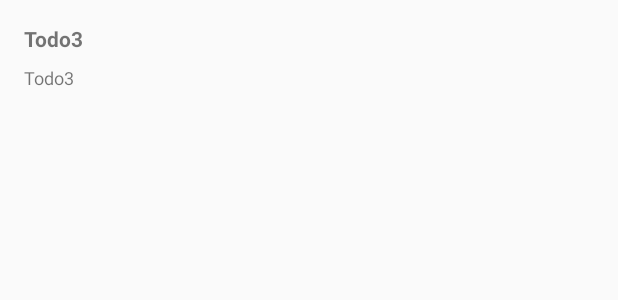
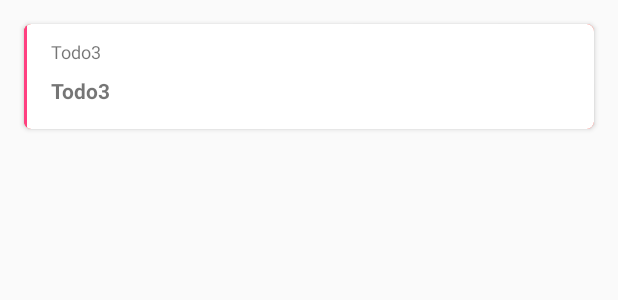
Before and after one commit to sunnyjain/Todo, an Android app: the layout item_task_view.xml on its own in the app's theme, with its tools: preview values and no code run, on a phone screen of 412 x 824 dp. Shown: the top 300 px of the screen. Run offline under Robolectric (Android 15) with nearby library versions, the phone set to English and light mode, and no system bars.

Commit message:
certain UI Changes in the task list view

```diff
--- a/app/build.gradle
+++ b/app/build.gradle
@@ -73,6 +73,7 @@ dependencies {
     implementation "io.reactivex.rxjava2:rxandroid:$rxAndroid"
 
     implementation 'com.facebook.stetho:stetho:1.5.0'
+    implementation 'com.android.support:cardview-v7:28.0.0-rc01'
 }
 repositories {
     mavenCentral()
--- a/app/src/main/java/com/example/sunnyjain/todo3/adapter/TaskListAdapter.kt
+++ b/app/src/main/java/com/example/sunnyjain/todo3/adapter/TaskListAdapter.kt
@@ -32,5 +32,6 @@ class TaskListAdapter @Inject constructor(val taskListView: TasksListView) : Rec
         // Holds the TextView that will add each animal to
         val title = view.title!!
         val description = view.description!!
+        public var viewForeground = view.deleteTodo!!
     }
 }
--- a/app/src/main/res/layout/item_task_view.xml
+++ b/app/src/main/res/layout/item_task_view.xml
@@ -1,30 +1,69 @@
 <?xml version="1.0" encoding="utf-8"?>
-<LinearLayout
-    xmlns:android="http://schemas.android.com/apk/res/android"
+<android.support.v7.widget.CardView xmlns:android="http://schemas.android.com/apk/res/android"
+    xmlns:app="http://schemas.android.com/apk/res-auto"
     xmlns:tools="http://schemas.android.com/tools"
-    android:orientation="vertical"
     android:id="@+id/mainItemView"
     android:layout_width="match_parent"
-    android:layout_height="wrap_content">
+    android:layout_height="70dp"
+    android:layout_marginLeft="16dp"
+    android:layout_marginTop="16dp"
+    android:layout_marginRight="16dp"
+    android:orientation="vertical"
+    app:cardPreventCornerOverlap="false"
+    app:cardCornerRadius="5dp">
 
     <android.support.v7.widget.AppCompatTextView
-        android:id="@+id/title"
+        android:id="@+id/deleteTodo"
         android:layout_width="match_parent"
+        android:layout_height="match_parent"
+        android:background="@color/delete_todo"/>
+
+    <View
+        android:id="@+id/priority"
+        android:layout_width="2dp"
         android:layout_height="wrap_content"
-        android:text="@string/app_name"
-        android:textStyle="bold"
-        android:paddingTop="16dp"
-        android:paddingBottom="8dp"
-        android:paddingRight="16dp"
-        android:paddingLeft="16dp"/>
-    <android.support.v7.widget.AppCompatTextView
-        android:id="@+id/description"
+        android:background="@color/colorAccent"
+        />
+
+    <LinearLayout
+        android:id="@+id/todoMainLayout"
         android:layout_width="match_parent"
-        android:layout_height="wrap_content"
-        android:text="@string/app_name"
-        android:paddingLeft="16dp"
-        android:paddingStart="16dp"
-        android:textSize="12sp"
-        tools:ignore="RtlSymmetry" />
+        android:layout_height="match_parent"
+        android:background="@color/white_color"
+        android:layout_marginLeft="2dp"
+        android:orientation="vertical"
+        android:layout_marginStart="2dp">
 
-</LinearLayout>
+        <android.support.v7.widget.AppCompatTextView
+            android:id="@+id/description"
+            android:layout_width="match_parent"
+            android:layout_height="wrap_content"
+            android:paddingStart="16dp"
+            android:paddingLeft="16dp"
+            android:paddingTop="10dp"
+            android:text="@string/app_name"
+            android:textSize="12sp"
+            tools:ignore="RtlSymmetry" />
+
+        <android.support.v7.widget.AppCompatTextView
+            android:id="@+id/title"
+            android:layout_width="match_parent"
+            android:layout_height="match_parent"
+            android:paddingLeft="16dp"
+            android:paddingTop="8dp"
+            android:paddingRight="16dp"
+            android:paddingBottom="8dp"
+            android:text="@string/app_name"
+            android:textStyle="bold" />
+
+        <CheckBox
+            android:layout_width="wrap_content"
+            android:layout_height="wrap_content"
+            android:layout_gravity="end|center_vertical"
+            android:visibility="gone"
+            android:layout_marginRight="16dp"/>
+    </LinearLayout>
+
+
+
+</android.support.v7.widget.CardView>
--- a/app/src/main/res/values/colors.xml
+++ b/app/src/main/res/values/colors.xml
@@ -3,4 +3,6 @@
     <color name="colorPrimary">#3F51B5</color>
     <color name="colorPrimaryDark">#303F9F</color>
     <color name="colorAccent">#FF4081</color>
+    <color name="delete_todo">#f44336</color>
+    <color name="white_color">#ffffff</color>
 </resources>
```
Also changed, not shown: app/src/main/java/com/example/sunnyjain/todo3/ui/viewtasks/TasksListView.kt (+7 -1 lines), app/src/main/java/com/example/sunnyjain/todo3/utils/RecyclerItemTouchHelper.java (added, +72 -0 lines).
